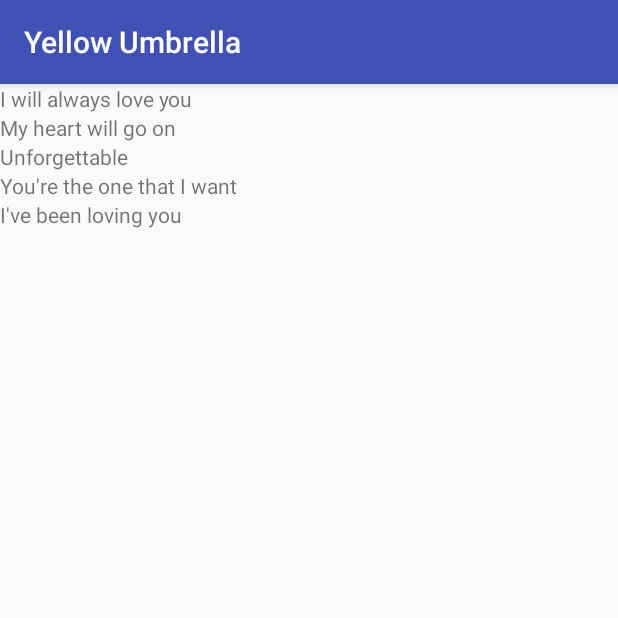
After one commit to carquet/musicApp, an Android app: the YellowUmbrellaActivity screen opened directly, with no data from a screen before it, on a phone screen of 412 x 824 dp, the top half of it. The commit adds this screen. Run offline under Robolectric (Android 15) with nearby library versions, the phone set to English and light mode, and no system bars.

Commit message:
adds a Yellow umbrella activity and displays incontent on Yellow umbrella layout

```diff
--- /dev/null
+++ b/app/src/main/java/com/example/android/musicapp/YellowUmbrellaActivity.java
@@ -0,0 +1,32 @@
+package com.example.android.musicapp;
+
+import android.support.v7.app.AppCompatActivity;
+import android.os.Bundle;
+import android.widget.LinearLayout;
+import android.widget.TextView;
+
+import java.util.ArrayList;
+
+public class YellowUmbrellaActivity extends AppCompatActivity {
+
+    @Override
+    protected void onCreate(Bundle savedInstanceState) {
+        super.onCreate(savedInstanceState);
+        setContentView(R.layout.activity_yellow_umbrella);
+
+        ArrayList<String> yellowUmbrellaSongs = new ArrayList<>();
+        yellowUmbrellaSongs.add("I will always love you");
+        yellowUmbrellaSongs.add("My heart will go on");
+        yellowUmbrellaSongs.add("Unforgettable");
+        yellowUmbrellaSongs.add("You're the one that I want");
+        yellowUmbrellaSongs.add("I've been loving you");
+
+        LinearLayout root = (LinearLayout) findViewById(R.id.rootView);
+
+        for(int index = 0; index < yellowUmbrellaSongs.size(); index++){
+            TextView songView = new TextView(this);
+            songView.setText(yellowUmbrellaSongs.get(index));
+            root.addView(songView);
+        }
+    }
+}
--- a/app/src/main/res/layout/activity_main.xml
+++ b/app/src/main/res/layout/activity_main.xml
@@ -38,7 +38,8 @@
                 android:layout_height="match_parent"
                 android:layout_weight="1"
                 android:layout_margin="5dp"
-                android:background="@color/colorAccent"
+                android:background="#000"
+                android:textColor="#FFF"
                 android:text="Suit up"/>
             <TextView
                 android:id="@+id/yellow_umbrella_view"
--- /dev/null
+++ b/app/src/main/res/layout/activity_yellow_umbrella.xml
@@ -0,0 +1,11 @@
+<?xml version="1.0" encoding="utf-8"?>
+<LinearLayout xmlns:android="http://schemas.android.com/apk/res/android"
+    xmlns:app="http://schemas.android.com/apk/res-auto"
+    xmlns:tools="http://schemas.android.com/tools"
+    android:layout_width="match_parent"
+    android:layout_height="match_parent"
+    android:orientation="vertical"
+    android:id="@+id/rootView"
+    tools:context=".YellowUmbrellaActivity">
+
+</LinearLayout>
```
Also changed, not shown: app/src/main/AndroidManifest.xml (+5 -2 lines), app/src/main/java/com/example/android/musicapp/MainActivity.java (+9 -0 lines), app/src/main/java/com/example/android/musicapp/SuitUpActivity.java (+4 -3 lines).
